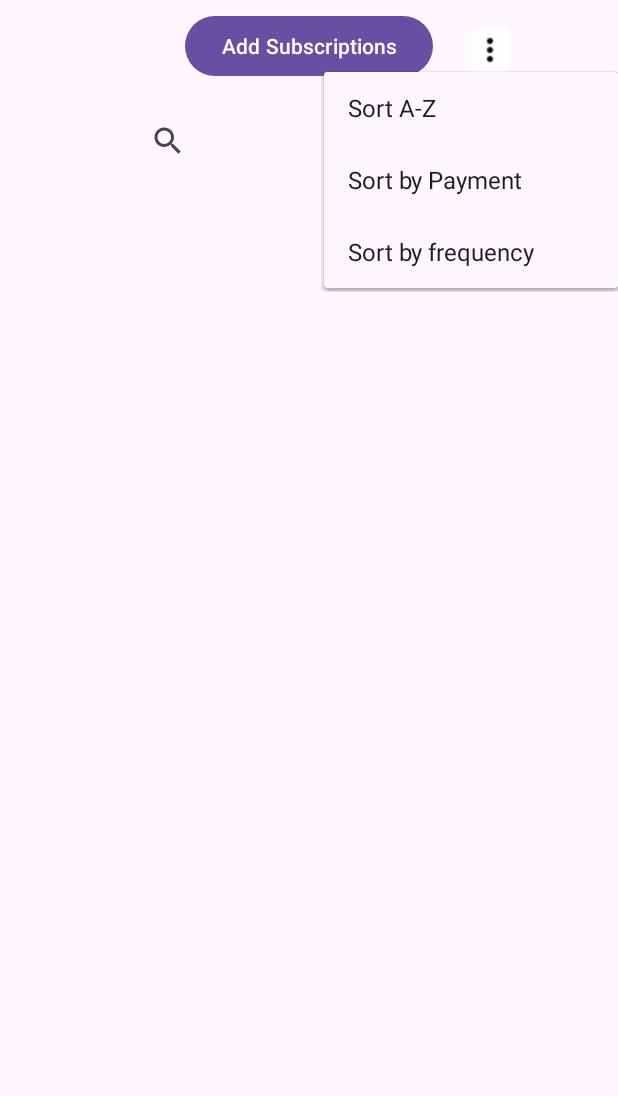
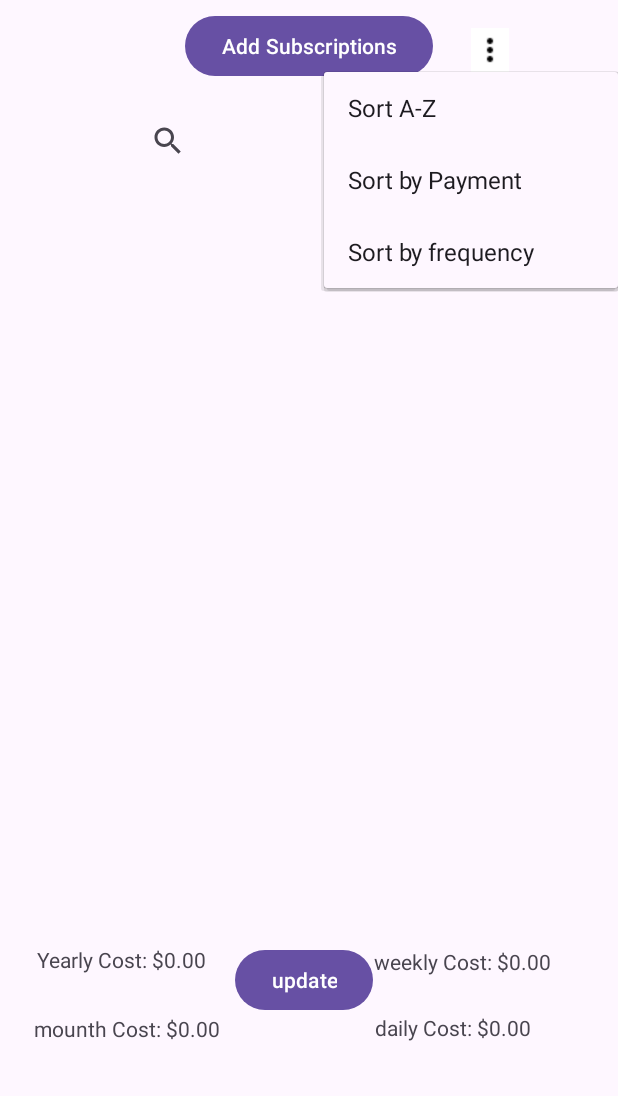
Before and after one commit to hassannauman123/Subscription-Tracker-Android-Application, an Android app: the screen it shows after launch (MainActivity), after a tap on an icon or button, on a phone screen of 412 x 824 dp, the part 140-1236 px from its top. Run offline under Robolectric (Android 15) with nearby library versions, the phone set to English and light mode, and no system bars; 12 statements that could not run were skipped.

Commit message:
Finished calculating the cost of feature

```diff
--- /dev/null
+++ b/app/src/main/java/com/track_it/logic/totalcost/TotalCostCalculator.java
@@ -0,0 +1,85 @@
+package com.track_it.logic.totalcost;
+import com.track_it.domainobject.SubscriptionObj;
+import java.util.List;
+public class TotalCostCalculator {
+
+
+        double totalCost = 0;
+        private double yearlyCost = 0;
+        private double weeklyCost=0;
+        private double monthlyCost=0;
+        private double dailyCost=0;
+        private final List<SubscriptionObj> listOfSubs;
+
+        public TotalCostCalculator(List<SubscriptionObj> listOfSubs) {
+            this.listOfSubs = listOfSubs;
+        }
+
+        public void cost() {
+
+            for (SubscriptionObj subscription : listOfSubs) {
+                double subscriptionCost = subscription.getPaymentDollars();
+                String paymentPeriod = subscription.getPaymentFrequency();
+
+                if (paymentPeriod.equals("daily")) {
+
+                    totalCost += subscriptionCost * 365;
+                } else if (paymentPeriod.equals("monthly")) {
+
+                    totalCost += subscriptionCost * 12;
+                }else if(paymentPeriod.equals("weekly")){
+                    totalCost +=subscriptionCost * 52;
+                }else if(paymentPeriod.equals("bi-weekly")){
+                    totalCost +=subscriptionCost * 26;
+                } else if (paymentPeriod.equals("yearly")) {
+
+                    totalCost += subscriptionCost;
+                }
+            }
+
+
+             dailyCost = totalCost / 365;
+             weeklyCost = totalCost/ 52;
+             monthlyCost = totalCost / 12;
+             yearlyCost = totalCost;
+
+        }
+    public void updateCost() {
+        totalCost = 0; //
+
+        for (SubscriptionObj subscription : listOfSubs) {
+            double subscriptionCost = subscription.getTotalPaymentInCents();
+            String paymentPeriod = subscription.getPaymentFrequency();
+
+            if (paymentPeriod.equals("daily")) {
+                totalCost += subscriptionCost * 365;
+            } else if (paymentPeriod.equals("monthly")) {
+                totalCost += subscriptionCost * 12;
+            } else if (paymentPeriod.equals("weekly")) {
+                totalCost += subscriptionCost * 52;
+            } else if (paymentPeriod.equals("bi-weekly")) {
+                totalCost += subscriptionCost * 26;
+            } else if (paymentPeriod.equals("yearly")) {
+                totalCost += subscriptionCost;
+            }
+        }
+
+        dailyCost = totalCost / 365;
+        weeklyCost = totalCost / 52;
+        monthlyCost = totalCost / 12;
+        yearlyCost = totalCost;
+    }
+
+    public double getYearlyCost() {
+            return yearlyCost;
+        }
+    public double getweeklyCost() {
+        return weeklyCost;
+    }
+    public double getmonthlyCost() {
+        return monthlyCost;
+    }
+    public double getdailyCost() {
+        return dailyCost;
+    }
+    }
--- a/app/src/main/java/com/track_it/presentation/MainActivity.java
+++ b/app/src/main/java/com/track_it/presentation/MainActivity.java
@@ -16,6 +16,7 @@ import com.track_it.logic.comparators.*;
 import com.track_it.logic.exceptions.DataBaseException;
 import com.track_it.logic.exceptions.SubscriptionException;
 import com.track_it.logic.exceptions.SubscriptionInvalidFrequencyException;
+import com.track_it.logic.totalcost.TotalCostCalculator;
 import com.track_it.presentation.util.SetupParameters;
 
 
@@ -78,6 +79,8 @@ public class MainActivity extends AppCompatActivity {
         getSubList(); // Get list of subs from database, and store in listOfSubs
         setUpButtonsAndInput(); // Setup the input fields and buttons
         displayAllSubscriptions(); // Display all the subscriptions
+        displaycost();
+        updateCost();
 
 
     }
@@ -365,6 +368,44 @@ public class MainActivity extends AppCompatActivity {
         });
 
     }
+    private void displaycost() {
+        TotalCostCalculator totalCostCalculator = new TotalCostCalculator(listOfSubs);
+
+
+        totalCostCalculator.cost();
+
+        double yearlyCost = totalCostCalculator.getYearlyCost();
+        double weeklyCost = totalCostCalculator.getweeklyCost();
+        double dailyCost = totalCostCalculator.getdailyCost();
+        double monthlyCost = totalCostCalculator.getmonthlyCost();
+
+        TextView yearlyCostTextView = findViewById(R.id.yearlyCostTextView);
+        yearlyCostTextView.setText(String.format("Yearly Cost: $%.2f", yearlyCost));
+
+        TextView monthlyCostTextView = findViewById(R.id.monthlyCostTextView);
+        monthlyCostTextView.setText(String.format("mounth Cost: $%.2f", monthlyCost));
+
+        TextView weeklyCostTextView = findViewById(R.id.weeklyCostTextView);
+        weeklyCostTextView.setText(String.format("weekly Cost: $%.2f", weeklyCost));
+
+        TextView dailyCostTextView = findViewById(R.id.dailyCostTextView);
+        dailyCostTextView.setText(String.format("daily Cost: $%.2f", dailyCost));
+    }
+    private void updateCost() {
+        Button updateButton = findViewById(R.id.update_cost);
+        updateButton.setOnClickListener(new View.OnClickListener() {
+            @Override
+            public void onClick(View v) {
+
+                displaycost();
+            }
+        });
+
+
+
+    }
+
+
 
 
 }
--- a/app/src/main/res/layout/activity_main.xml
+++ b/app/src/main/res/layout/activity_main.xml
@@ -102,5 +102,55 @@
         </LinearLayout>
     </ScrollView>
 
+    <TextView
+        android:id="@+id/yearlyCostTextView"
+        android:layout_width="133dp"
+        android:layout_height="wrap_content"
+        android:layout_alignParentEnd="true"
+        android:layout_alignParentBottom="true"
+        android:layout_marginEnd="254dp"
+        android:layout_marginBottom="81dp"
+        android:text="TextView" />
+
+    <TextView
+        android:id="@+id/monthlyCostTextView"
+        android:layout_width="134dp"
+        android:layout_height="wrap_content"
+        android:layout_alignParentEnd="true"
+        android:layout_alignParentBottom="true"
+        android:layout_marginEnd="255dp"
+        android:layout_marginBottom="35dp"
+        android:text="TextView" />
+
+    <TextView
+        android:id="@+id/weeklyCostTextView"
+        android:layout_width="129dp"
+        android:layout_height="wrap_content"
+        android:layout_alignParentEnd="true"
+        android:layout_alignParentBottom="true"
+        android:layout_marginEnd="33dp"
+        android:layout_marginBottom="80dp"
+        android:text="TextView" />
+
+    <TextView
+        android:id="@+id/dailyCostTextView"
+        android:layout_width="130dp"
+        android:layout_height="wrap_content"
+        android:layout_alignParentEnd="true"
+        android:layout_alignParentBottom="true"
+        android:layout_marginEnd="32dp"
+        android:layout_marginBottom="36dp"
+        android:text="TextView" />
+
+    <Button
+        android:id="@+id/update_cost"
+        android:layout_width="wrap_content"
+        android:layout_height="wrap_content"
+        android:layout_alignParentEnd="true"
+        android:layout_alignParentBottom="true"
+        android:layout_marginEnd="163dp"
+        android:layout_marginBottom="53dp"
+        android:text="update" />
+
 
 </RelativeLayout>
```
